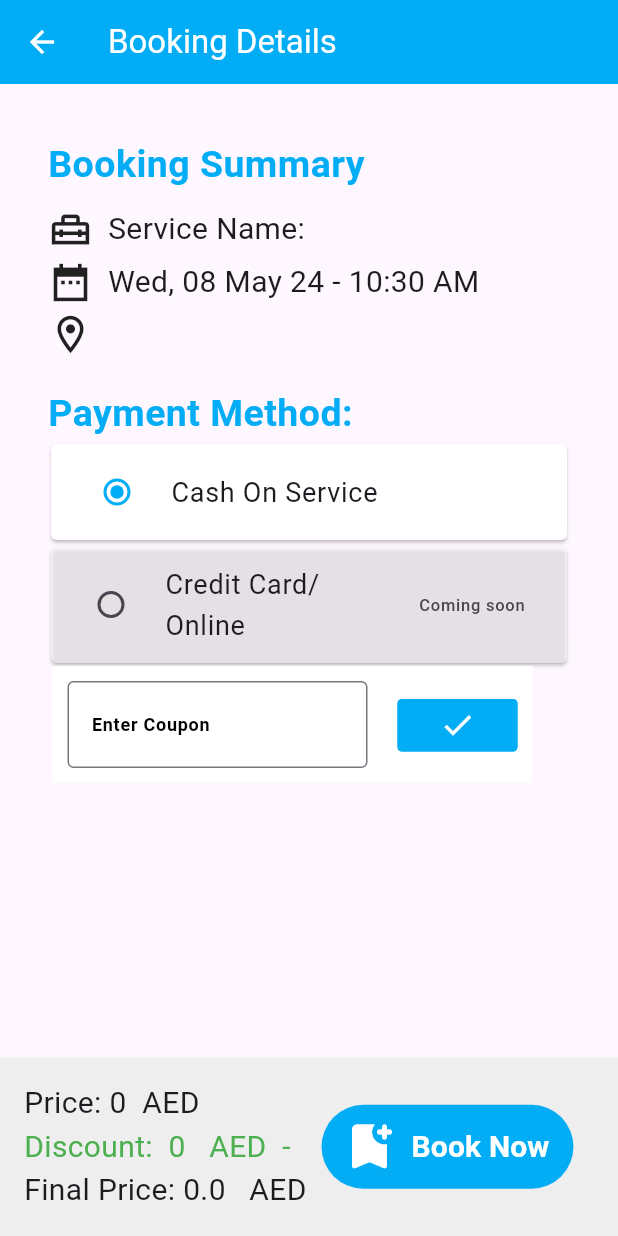
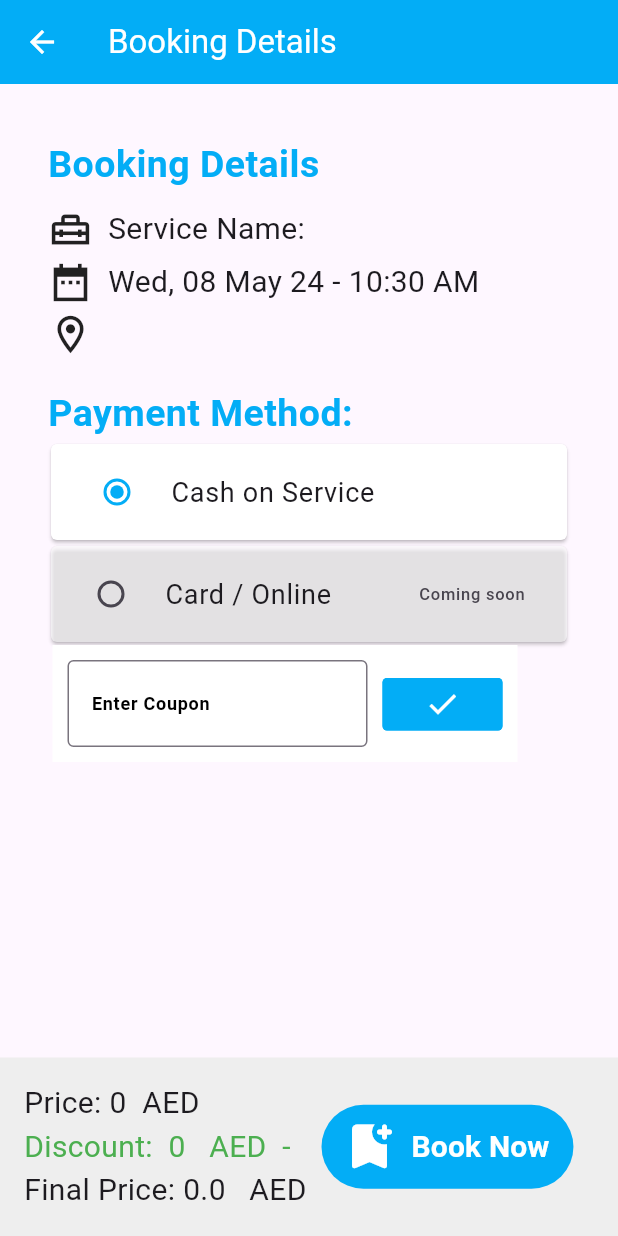
Before and after one commit to jacobhailoni/cleaning-service-app-dart, a Flutter app: the BookingDetailsScreen screen opened directly with empty values, on a phone screen of 412 x 824 dp. Run offline on Flutter 3.47's test engine with Material 3 defaults, Android fonts, the light colour scheme and no system bars; drawn by our look-alikes of getwidget; our stand-ins replace carousel_slider, cloud_firestore, firebase_auth, firebase_core, firebase_database, geocoding and 6 more; missing offline and left inert: flutter_facebook_auth; accounts and stored records are empty; generated files the repository leaves out were written again; network calls fail; Roboto replaces fonts that are missing (Alegreya).

Commit message:
complete the translation

```diff
--- a/lib/screens/BookingDetailsScreen.dart
+++ b/lib/screens/BookingDetailsScreen.dart
@@ -5,6 +5,8 @@ import 'package:intl/intl.dart';
 import 'package:tophservices/models/booking_model.dart';
 import 'package:tophservices/models/coupon_model.dart';
 import 'package:tophservices/screens/booking_confirmation_screen.dart';
+import 'package:flutter_gen/gen_l10n/app_localization.dart';
+
 
 class BookingDetailsScreen extends StatelessWidget {
   final Booking booking;
@@ -18,11 +20,11 @@ class BookingDetailsScreen extends StatelessWidget {
         iconTheme: const IconThemeData(
           color: Colors.white, // Change this color to the desired color
         ),
-        title: const Text(
-          'Booking Details',
-          style: TextStyle(color: Colors.white),
+        title: Text(
+          AppLocalizations.of(context)!.bookingdetails,
+          style: const TextStyle(color: Colors.white),
         ),
-        backgroundColor: Color(0xFF03ADF6),
+        backgroundColor: const Color(0xFF03ADF6),
       ),
       body: BookingDetailsForm(booking: booking),
     );
@@ -106,12 +108,12 @@ class _BookingDetailsFormState extends State<BookingDetailsForm> {
                           child: Column(
                             crossAxisAlignment: CrossAxisAlignment.start,
                             children: [
-                              const GFTypography(
-                                text: 'Booking Summary',
+                               GFTypography(
+                                text: AppLocalizations.of(context)!.bookingdetails,
                                 showDivider: false,
                                 type: GFTypographyType.typo1,
                                 fontWeight: FontWeight.bold,
-                                textColor: Color.fromRGBO(3, 173, 246, 1),
+                                textColor: const Color.fromRGBO(3, 173, 246, 1),
                               ),
                               const SizedBox(
                                 height: 10,
@@ -126,7 +128,7 @@ class _BookingDetailsFormState extends State<BookingDetailsForm> {
                                     width: 10,
                                   ),
                                   Text(
-                                    'Service Name: ${booking.serviceName}',
+                                    '${AppLocalizations.of(context)!.servicename}: ${booking.serviceName}',
                                     style: const TextStyle(fontSize: 20),
                                   ),
                                 ],
@@ -156,7 +158,7 @@ class _BookingDetailsFormState extends State<BookingDetailsForm> {
                               Column(
                                 children: [
                                   if (booking.serviceName ==
-                                      'Cleaning Per Hour')
+                                      'Cleaning Per Hour' || booking.serviceName ==  'تنظيف بالساعة')
                                     Column(
                                       children: [
                                         Row(
@@ -169,7 +171,7 @@ class _BookingDetailsFormState extends State<BookingDetailsForm> {
                                               width: 10,
                                             ),
                                             Text(
-                                              '${booking.hours.toInt()} Hours',
+                                              '${booking.hours.toInt()} ${AppLocalizations.of(context)!.hours}',
                                               style:
                                                   const TextStyle(fontSize: 20),
                                             ),
@@ -188,7 +190,7 @@ class _BookingDetailsFormState extends State<BookingDetailsForm> {
                                               width: 10,
                                             ),
                                             Text(
-                                              '${booking.maidsCount} Maid/s',
+                                              '${booking.maidsCount} ${AppLocalizations.of(context)!.maid}',
                                               style:
                                                   const TextStyle(fontSize: 20),
                                             ),
@@ -221,7 +223,7 @@ class _BookingDetailsFormState extends State<BookingDetailsForm> {
                                       ],
                                     )
                                   else if (booking.serviceName ==
-                                      'Sofa Cleaning')
+                                      'Sofa Cleaning' || booking.serviceName == 'تنظيف الكنب')
                                     Column(
                                       children: [
                                         Row(
@@ -266,12 +268,12 @@ class _BookingDetailsFormState extends State<BookingDetailsForm> {
                               const SizedBox(
                                 height: 20,
                               ),
-                              const GFTypography(
-                                text: 'Payment Method:',
+                               GFTypography(
+                                text: '${AppLocalizations.of(context)!.payment}:',
                                 showDivider: false,
                                 type: GFTypographyType.typo1,
                                 fontWeight: FontWeight.bold,
-                                textColor: Color.fromRGBO(3, 173, 246, 1),
+                                textColor: const Color.fromRGBO(3, 173, 246, 1),
                               ),
                               GFCard(
                                 margin: const EdgeInsets.all(2),
@@ -288,9 +290,9 @@ class _BookingDetailsFormState extends State<BookingDetailsForm> {
                                       payment_meth = value!;
                                     });
                                   },
-                                  title: const Text(
-                                    'Cash On Service',
-                                    style: TextStyle(fontSize: 18),
+                                  title: Text(
+                                    AppLocalizations.of(context)!.cash,
+                                    style: const TextStyle(fontSize: 18),
                                   ),
                                 ),
                               ),
@@ -311,9 +313,9 @@ class _BookingDetailsFormState extends State<BookingDetailsForm> {
                                     onChanged: (value) {
                                       // This won't be called as the widget is disabled
                                     },
-                                    title: const Text(
-                                      'Credit Card/Online',
-                                      style: TextStyle(fontSize: 18),
+                                    title:  Text(
+                                      AppLocalizations.of(context)!.online,
+                                      style: const TextStyle(fontSize: 18),
                                     ),
                                   ),
                                 ),
@@ -328,7 +330,7 @@ class _BookingDetailsFormState extends State<BookingDetailsForm> {
                                   padding: const EdgeInsets.fromLTRB(
                                       10.0, 10, 10.0, 10),
                                   child: Wrap(
-                                    spacing: 20,
+                                    spacing: 10,
                                     alignment: WrapAlignment.center,
                                     crossAxisAlignment:
                                         WrapCrossAlignment.center,
@@ -340,18 +342,18 @@ class _BookingDetailsFormState extends State<BookingDetailsForm> {
                                                 fontSize: 17,
                                                 fontWeight: FontWeight.bold),
                                             readOnly: false,
-                                            decoration: const InputDecoration(
-                                              focusColor: Color.fromRGBO(
+                                            decoration:  InputDecoration(
+                                              focusColor: const Color.fromRGBO(
                                                   3, 173, 246, 1),
                                               label: Text(
-                                                'Enter Coupon',
-                                                style: TextStyle(
+                                                AppLocalizations.of(context)!.coupon,
+                                                style: const TextStyle(
                                                     fontSize: 12,
                                                     fontWeight: FontWeight.bold,
                                                     color: Colors.black),
                                               ),
-                                              border: OutlineInputBorder(),
-                                              focusedBorder: OutlineInputBorder(
+                                              border: const OutlineInputBorder(),
+                                              focusedBorder: const OutlineInputBorder(
                                                 borderSide: BorderSide(
                                                     width: 2,
                                                     color: Color.fromRGBO(
@@ -361,7 +363,7 @@ class _BookingDetailsFormState extends State<BookingDetailsForm> {
                                                         1)), // Change the border color when focused
                                               ),
                                               focusedErrorBorder:
-                                                  OutlineInputBorder(
+                                                  const OutlineInputBorder(
                                                 borderSide: BorderSide(
                                                     color: Colors
                                                         .black), // Change the border color when focused and there's an error
@@ -409,14 +411,14 @@ class _BookingDetailsFormState extends State<BookingDetailsForm> {
                       Column(
                         crossAxisAlignment: CrossAxisAlignment.start,
                         children: [
-                          Text('Price: ${booking.totalPrice.toInt()}  AED',
+                          Text('${AppLocalizations.of(context)!.price}: ${booking.totalPrice.toInt()}  ${AppLocalizations.of(context)!.aed}',
                               style: const TextStyle(fontSize: 20)),
                           Text(
-                              'Discount:  ${(booking.totalPrice * _discount) ~/ 100}   AED  -',
+                              '${AppLocalizations.of(context)!.discount}:  ${(booking.totalPrice * _discount) ~/ 100}   ${AppLocalizations.of(context)!.aed}  -',
                               style: const TextStyle(
                                   fontSize: 20, color: Colors.green)),
                           Text(
-                              'Final Price: ${booking.totalPrice - (_discount * booking.totalPrice / 100)}   AED',
+                              '${AppLocalizations.of(context)!.finalprice}: ${booking.totalPrice - (_discount * booking.totalPrice / 100)}   ${AppLocalizations.of(context)!.aed}',
                               style: const TextStyle(fontSize: 20)),
                         ],
                       ),
@@ -441,9 +443,9 @@ class _BookingDetailsFormState extends State<BookingDetailsForm> {
                                 Icons.bookmark_add_rounded,
                                 size: 40,
                               ),
-                              label: const Text(
-                                'Book Now',
-                                style: TextStyle(
+                              label:  Text(
+                                AppLocalizations.of(context)!.booknow,
+                                style: const TextStyle(
                                     fontSize: 20, fontWeight: FontWeight.bold),
                               ),
                             ),
--- a/lib/screens/sofa_booking_screen.dart
+++ b/lib/screens/sofa_booking_screen.dart
@@ -148,6 +148,7 @@ class _SofaBookingScreenState extends State<SofaBookingScreen> {
                     _validateFields(context);
                   },
                   style: ButtonStyle(
+                    alignment: Alignment.center,
                     foregroundColor:
                         MaterialStateProperty.all<Color>(Colors.white),
                     backgroundColor: MaterialStateProperty.all<Color>(
```
Also changed, not shown: lib/OTPVerificationPage.dart (+13 -13 lines), lib/l10n/app_ar.arb (+17 -0 lines), lib/l10n/app_en.arb (+18 -0 lines), lib/main.dart (+30 -10 lines), lib/models/user.dart (+17 -2 lines), lib/screens/MapScreen.dart (+58 -22 lines), lib/screens/loginPage.dart (+4 -4 lines), lib/screens/profileInfoScreen.dart (+32 -6 lines), lib/screens/profile_screen.dart (+27 -2 lines).
